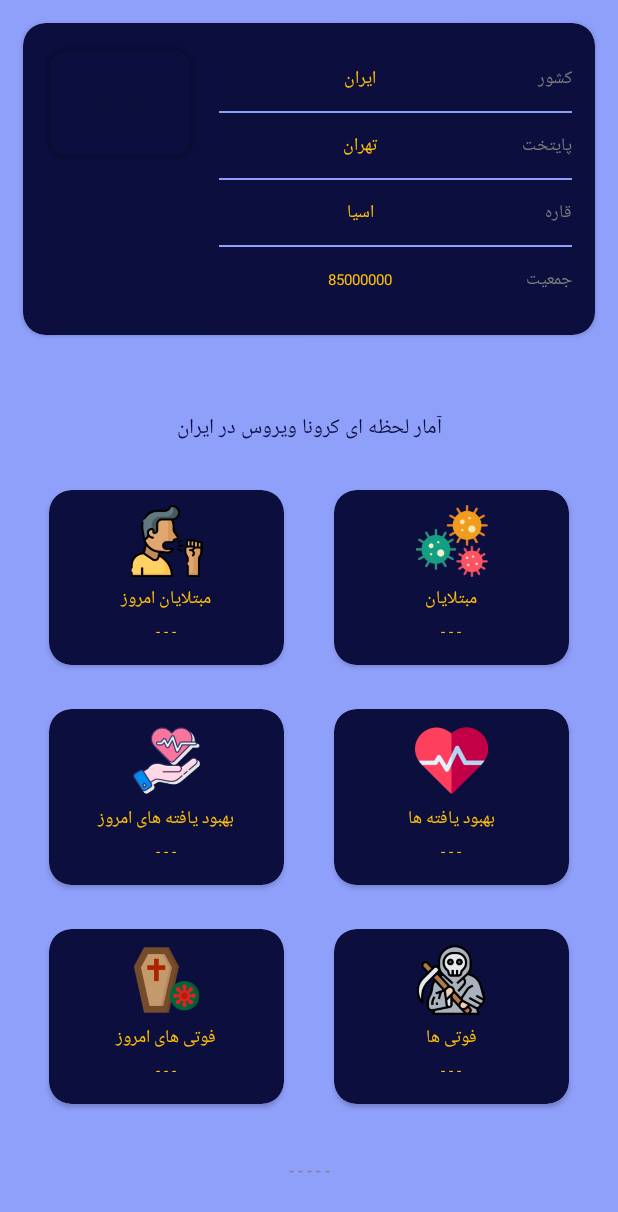
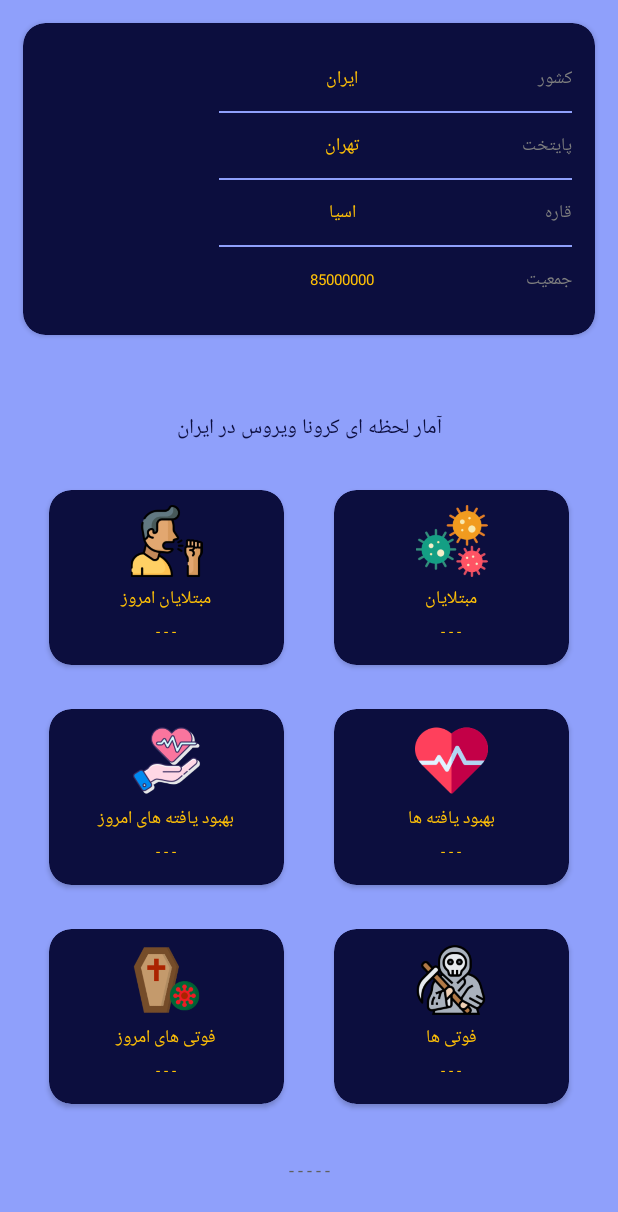
Before and after one commit to sadeghjfr/Covid19-App, an Android app: the layout activity_country.xml on its own in the app's theme, with its tools: preview values and no code run, on a phone screen of 412 x 824 dp. Shown: the top 1212 px of the screen. Run offline under Robolectric (Android 15) with nearby library versions, the phone set to English and light mode, and no system bars.

Commit message:
fixed some ui bug in android 4.4

```diff
--- a/app/src/main/java/com/sadeghjfr22/covid19/utils/ImageUtils.kt
+++ b/app/src/main/java/com/sadeghjfr22/covid19/utils/ImageUtils.kt
@@ -2,7 +2,10 @@ package com.sadeghjfr22.covid19.utils
 
 import android.widget.ImageView
 import coil.request.ImageRequest
-import com.sadeghjfr22.covid19.R
+import coil.transform.BlurTransformation
+import coil.transform.GrayscaleTransformation
+import coil.transform.RoundedCornersTransformation
+import com.sadeghjfr22.covid19.base.App
 import com.sadeghjfr22.covid19.base.App.Companion.imageLoader
 
 object ImageUtils {
@@ -12,6 +15,7 @@ object ImageUtils {
         val request = ImageRequest.Builder(this.context)
             .crossfade(true)
             .crossfade(500)
+            .transformations(RoundedCornersTransformation(20f))
             .data(url)
             .target(this)
             .build()
--- a/app/src/main/java/com/sadeghjfr22/covid19/view/activity/CountryActivity.kt
+++ b/app/src/main/java/com/sadeghjfr22/covid19/view/activity/CountryActivity.kt
@@ -61,7 +61,7 @@ class CountryActivity : BaseActivity() {
         binding.txtTotalRecoveredCountry.setText(decimalFormat.format(Integer.valueOf(country.totalRecovered)))
 
 
-        val sdf = SimpleDateFormat("HH:mm   d MMM")
+        val sdf = SimpleDateFormat("d  HH:mm MMM")
         val time = sdf.format(Date())
 
         binding.txtLastUpdateCountry.setText("آخرین بروز رسانی  "+time)
--- a/app/src/main/java/com/sadeghjfr22/covid19/view/fragment/HomeFragment.kt
+++ b/app/src/main/java/com/sadeghjfr22/covid19/view/fragment/HomeFragment.kt
@@ -82,7 +82,7 @@ class HomeFragment : Fragment() {
 
             if (status){
 
-                val sdf = SimpleDateFormat("HH:mm   d MMM")
+                val sdf = SimpleDateFormat("d  HH:mm MMM")
                 time = sdf.format(Date())
             }
 
--- a/app/src/main/res/layout/activity_country.xml
+++ b/app/src/main/res/layout/activity_country.xml
@@ -389,7 +389,7 @@
             android:layout_height="0dp"
             android:gravity="center"
             android:text="- - - - -"
-            android:textColor="#7f7f7f"
+            android:textColor="#5f5f5f"
             android:textSize="12sp"
             app:layout_constraintBottom_toTopOf="@+id/guideline18"
             app:layout_constraintEnd_toStartOf="@+id/guideline4"
@@ -434,21 +434,14 @@
             android:orientation="horizontal"
             android:padding="15dp">
 
-            <androidx.cardview.widget.CardView
-                android:layout_width="wrap_content"
-                android:layout_height="wrap_content"
+            <ImageView
+                android:id="@+id/imgFlag"
+                android:layout_width="100dp"
+                android:layout_height="75dp"
                 android:layout_gravity="top"
                 android:layout_marginEnd="15dp"
                 android:layout_marginRight="15dp"
-                app:cardBackgroundColor="@android:color/transparent"
-                app:cardCornerRadius="15dp">
-
-                <ImageView
-                    android:id="@+id/imgFlag"
-                    android:layout_width="100dp"
-                    android:layout_height="75dp"
-                    android:scaleType="fitXY" />
-            </androidx.cardview.widget.CardView>
+                android:scaleType="fitXY" />
 
             <LinearLayout
                 android:layout_width="match_parent"
@@ -466,7 +459,7 @@
                         android:id="@+id/txtName"
                         android:layout_width="0dp"
                         android:layout_height="wrap_content"
-                        android:layout_weight="0.8"
+                        android:layout_weight="0.7"
                         android:gravity="center"
                         android:text="ایران"
                         android:textColor="@color/colorPrimaryVariant"
@@ -476,7 +469,7 @@
                         android:id="@+id/textView4"
                         android:layout_width="0dp"
                         android:layout_height="wrap_content"
-                        android:layout_weight="0.2"
+                        android:layout_weight="0.3"
                         android:text="کشور"
                         android:textColor="@color/colorHint"
                         android:textSize="12sp" />
@@ -500,7 +493,7 @@
                         android:id="@+id/txtCapital"
                         android:layout_width="0dp"
                         android:layout_height="wrap_content"
-                        android:layout_weight="0.8"
+                        android:layout_weight="0.7"
                         android:gravity="center"
                         android:text="تهران"
                         android:textColor="@color/colorPrimaryVariant"
@@ -510,7 +503,7 @@
                         android:id="@+id/textView3"
                         android:layout_width="0dp"
                         android:layout_height="wrap_content"
-                        android:layout_weight="0.2"
+                        android:layout_weight="0.3"
                         android:text="پایتخت"
                         android:textColor="@color/colorHint"
                         android:textSize="12sp" />
@@ -533,7 +526,7 @@
                         android:id="@+id/txtRegion"
                         android:layout_width="0dp"
                         android:layout_height="wrap_content"
-                        android:layout_weight="0.8"
+                        android:layout_weight="0.7"
                         android:gravity="center"
                         android:text="اسیا"
                         android:textColor="@color/colorPrimaryVariant"
@@ -543,7 +536,7 @@
                         android:id="@+id/textView2"
                         android:layout_width="0dp"
                         android:layout_height="wrap_content"
-                        android:layout_weight="0.2"
+                        android:layout_weight="0.3"
                         android:text="قاره"
                         android:textColor="@color/colorHint"
                         android:textSize="12sp" />
@@ -566,7 +559,7 @@
                         android:id="@+id/txtPopulation"
                         android:layout_width="0dp"
                         android:layout_height="wrap_content"
-                        android:layout_weight="0.8"
+                        android:layout_weight="0.7"
                         android:gravity="center"
                         android:text="85000000"
                         android:textColor="@color/colorPrimaryVariant"
@@ -576,7 +569,7 @@
                         android:id="@+id/textView"
                         android:layout_width="0dp"
                         android:layout_height="wrap_content"
-                        android:layout_weight="0.2"
+                        android:layout_weight="0.3"
                         android:text="جمعیت"
                         android:textColor="@color/colorHint"
                         android:textSize="12sp" />
--- a/app/src/main/res/layout/fragment_country.xml
+++ b/app/src/main/res/layout/fragment_country.xml
@@ -18,7 +18,9 @@
             android:id="@+id/linearLayout"
             android:layout_width="match_parent"
             android:layout_height="wrap_content"
-            android:layout_margin="5dp"
+            android:layout_marginLeft="7dp"
+            android:layout_marginTop="7dp"
+            android:layout_marginRight="7dp"
             android:background="@drawable/bg_navigation"
             android:gravity="center"
             android:orientation="horizontal"
@@ -67,7 +69,6 @@
             android:id="@+id/recyclerView"
             android:layout_width="match_parent"
             android:layout_height="0dp"
-            android:paddingTop="10dp"
             android:layoutDirection="rtl"
             app:layout_constraintBottom_toBottomOf="parent"
             app:layout_constraintEnd_toEndOf="parent"
--- a/app/src/main/res/layout/fragment_home.xml
+++ b/app/src/main/res/layout/fragment_home.xml
@@ -404,7 +404,7 @@
               android:layout_height="0dp"
               android:gravity="center"
               android:text="- - - - -"
-              android:textColor="@color/colorHint"
+              android:textColor="#5f5f5f"
               android:textSize="12sp"
               app:layout_constraintBottom_toTopOf="@+id/guideline18"
               app:layout_constraintEnd_toStartOf="@+id/guideline4"
```
Also changed, not shown: app/src/main/res/layout/adapter_country.xml (+9 -16 lines).
